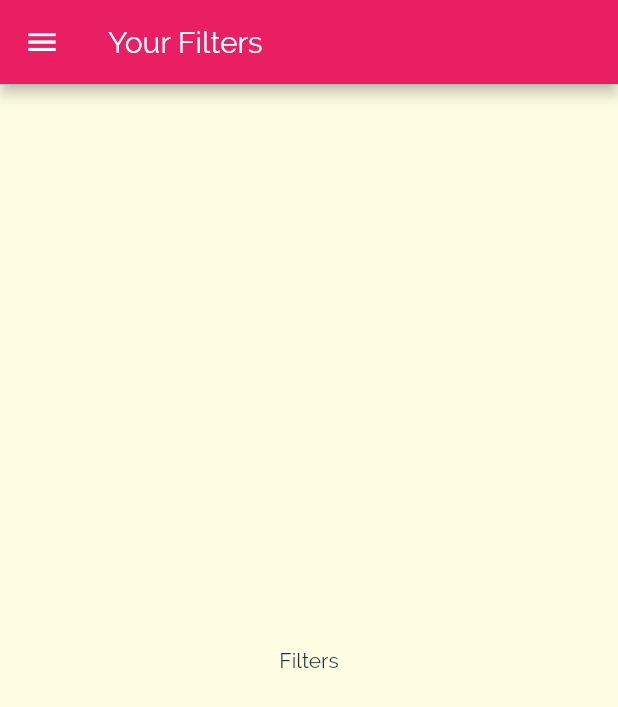
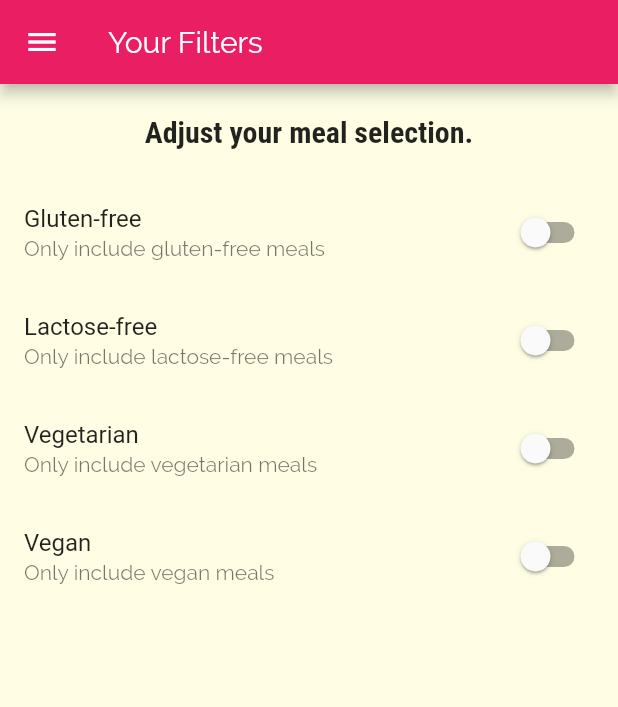
Before and after one commit to candidoalfilho/MealsApp, a Flutter app: the FiltersScreen screen opened by its route, on a phone screen of 412 x 824 dp. Shown: the top 707 px of the screen. Run offline on Flutter 3.47's test engine with Material 2 defaults, Android fonts, the phone set to English and light mode, and no system bars.

Commit message:
Adding Filtering Logic

```diff
--- a/lib/screens/filters_screen.dart
+++ b/lib/screens/filters_screen.dart
@@ -1,17 +1,101 @@
 import 'package:flutter/material.dart';
 import 'package:flutter_complete_guide/widgets/main_drawer.dart';
 
-class FiltersScreen extends StatelessWidget {
+class FiltersScreen extends StatefulWidget {
   static const routeName = '/filters';
+
+  @override
+  _FiltersScreenState createState() => _FiltersScreenState();
+}
+
+class _FiltersScreenState extends State<FiltersScreen> {
+  bool _glutenFree = false;
+  bool _vegetarian = false;
+  bool _vegan = false;
+  bool _lactoseFree = false;
+
+  Widget _buildSwitchListTile(String title, String description,
+      bool currentValue, Function updateValue) {
+    return SwitchListTile(
+      title: Text(title),
+      value: currentValue,
+      subtitle: Text(
+        description,
+      ),
+      onChanged: updateValue,
+    );
+  }
 
   @override
   Widget build(BuildContext context) {
     return Scaffold(
-      appBar: AppBar(title: Text('Your Filters'),),
+      appBar: AppBar(
+        title: Text('Your Filters'),
+      ),
       drawer: MainDrawer(),
-      body: Center(
-        child: Text('Filters'),
-      ),
+      body: Column(children: [
+        Container(
+          padding: EdgeInsets.all(20),
+          child: Text(
+            'Adjust your meal selection.',
+            style: Theme.of(context).textTheme.headline6,
+          ),
+        ),
+        Expanded(
+          child: ListView(
+            children: [
+              _buildSwitchListTile(
+                'Gluten-free',
+                'Only include gluten-free meals',
+                _glutenFree,
+                (newValue) {
+                  setState(
+                    () {
+                      _glutenFree = newValue;
+                    },
+                  );
+                },
+              ),
+              _buildSwitchListTile(
+                'Lactose-free',
+                'Only include lactose-free meals',
+                _lactoseFree,
+                (newValue) {
+                  setState(
+                    () {
+                      _lactoseFree = newValue;
+                    },
+                  );
+                },
+              ),
+              _buildSwitchListTile(
+                'Vegetarian',
+                'Only include vegetarian meals',
+                _vegetarian,
+                (newValue) {
+                  setState(
+                    () {
+                      _vegetarian = newValue;
+                    },
+                  );
+                },
+              ),
+              _buildSwitchListTile(
+                'Vegan',
+                'Only include vegan meals',
+                _vegan,
+                (newValue) {
+                  setState(
+                    () {
+                      _vegan = newValue;
+                    },
+                  );
+                },
+              ),
+            ],
+          ),
+        ),
+      ]),
     );
   }
 }
```
